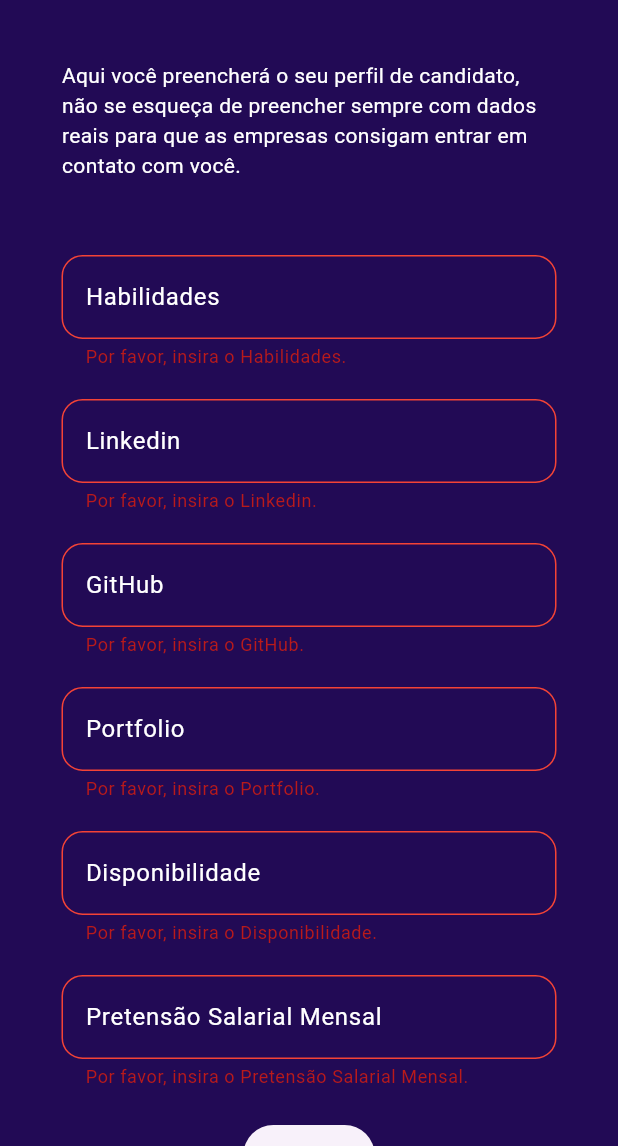
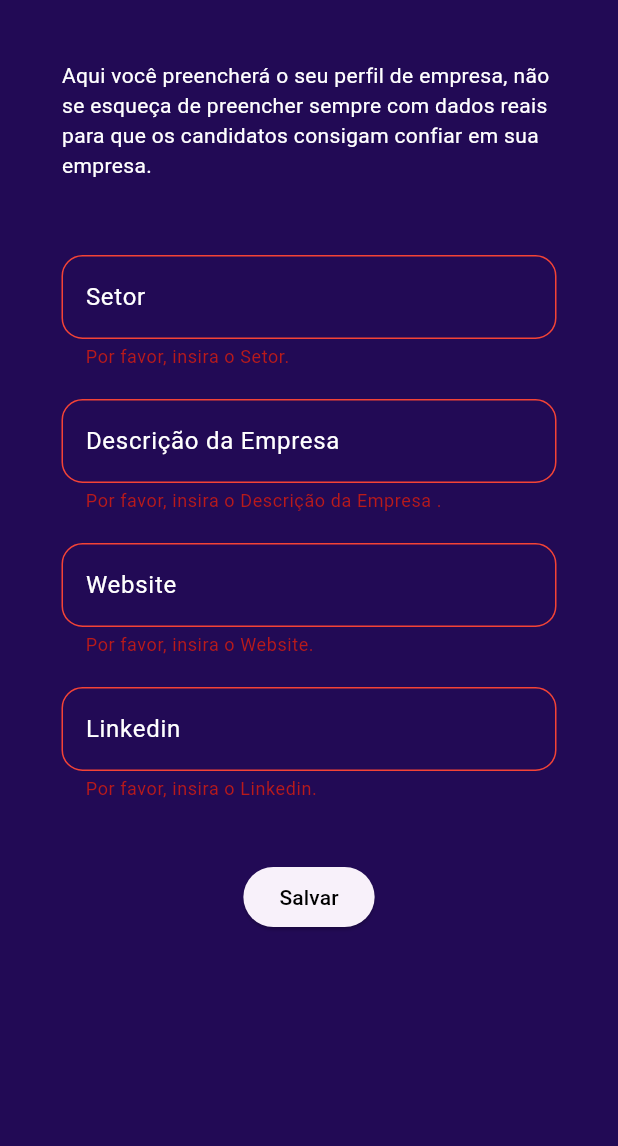
Before and after one commit to ViniciusG1403/conecta-trabalho-app, a Flutter app: the PerfilEmpresaRegistro screen opened by its route, after a tap on "Salvar", on a phone screen of 412 x 824 dp, the part 90-1236 px from its top. Run offline on Flutter 3.47's test engine with Material 3 defaults, Android fonts, the phone set to English and light mode, and no system bars; our stand-ins replace flutter_masked_text2, go_router, shared_preferences; accounts and stored records are empty.

Commit message:
Adiciona registro para perfil da empresa

```diff
--- a/lib/core/environment.dart
+++ b/lib/core/environment.dart
@@ -5,6 +5,7 @@ late String loginUrl = '$route/auth/login';
 late String activeUserUrl = '$route/usuario/ativar/';
 late String userUrl = '$route/usuario';
 late String candidatoUrl = '$route/candidato';
+late String empresaUrl = '$route/empresa';
 late String viaCepUrl = 'https://viacep.com.br/ws/';
 
 //Routes for the API - Android
--- /dev/null
+++ b/lib/pages/register/models/perfil-empresa-registro-model.dart
@@ -0,0 +1,18 @@
+class Empresa {
+  String idUsuario;
+  String setor;
+  String descricao;
+  String website;
+  String linkedin;
+
+  Empresa(
+      this.idUsuario, this.setor, this.descricao, this.website, this.linkedin);
+
+  Map<String, dynamic> toJson() => {
+        'idUsuario': idUsuario,
+        'setor': setor,
+        'descricao': descricao,
+        'website': website,
+        'linkedin': linkedin,
+      };
+}
--- a/lib/pages/register/perfil-empresa-registro.dart
+++ b/lib/pages/register/perfil-empresa-registro.dart
@@ -1,4 +1,5 @@
 import 'package:conectatrabalho/pages/register/models/perfil-candidato-registro-model.dart';
+import 'package:conectatrabalho/pages/register/models/perfil-empresa-registro-model.dart';
 import 'package:conectatrabalho/pages/register/services/profiles-service.dart';
 import 'package:flutter/material.dart';
 import 'package:flutter_masked_text2/flutter_masked_text2.dart';
@@ -14,43 +15,31 @@ class PerfilEmpresaRegistro extends StatefulWidget {
 }
 
 class _PerfilEmpresaRegistroState extends State<PerfilEmpresaRegistro> {
-  late TextEditingController _habilidadesController;
+  late TextEditingController _setorController;
+  late TextEditingController _descricaoController;
+  late TextEditingController _websiteController;
   late TextEditingController _linkedinController;
-  late TextEditingController _githubController;
-  late TextEditingController _portfolioController;
-  late TextEditingController _disponibilidadeController;
-  late TextEditingController _pretensaoSalarialController;
   final _formKey = GlobalKey<FormState>();
 
   @override
   void initState() {
-    _habilidadesController = TextEditingController(text: "");
+    _setorController = TextEditingController(text: "");
+    _descricaoController = TextEditingController(text: "");
+    _websiteController = TextEditingController(text: "");
     _linkedinController = TextEditingController(text: "");
-    _githubController = TextEditingController(text: "");
-    _portfolioController = TextEditingController(text: "");
-    _disponibilidadeController = TextEditingController(text: "");
-    _pretensaoSalarialController =
-        MaskedTextController(mask: "R\$ 000.000,00'", text: "");
     super.initState();
   }
 
   void _registerWorkerProfile() {
     if (_formKey.currentState!.validate()) {
-      num pretensaoSalarial = num.parse(_pretensaoSalarialController.text
-          .replaceAll("R\$", "")
-          .replaceAll(".", "")
-          .replaceAll(",", ".")
-          .replaceAll("'", ""));
-      Candidato candidato = Candidato(
+      Empresa empresa = Empresa(
           '',
-          _habilidadesController.text,
-          _linkedinController.text,
-          _githubController.text,
-          _portfolioController.text,
-          _disponibilidadeController.text,
-          pretensaoSalarial);
+          _setorController.text,
+          _descricaoController.text,
+          _websiteController.text,
+          _linkedinController.text);
 
-      registrarCandidato(candidato).then((value) {
+      registrarEmpresa(empresa).then((value) {
         if (value == "Preenchimento de perfil realizado com sucesso") {
           context.go("/home");
         } else {
@@ -110,7 +99,7 @@ class _PerfilEmpresaRegistroState extends State<PerfilEmpresaRegistro> {
                 SizedBox(
                   width: screenSize.width * 0.8,
                   child: const Text(
-                    "Aqui você preencherá o seu perfil de candidato, não se esqueça de preencher sempre com dados reais para que as empresas consigam entrar em contato com você.",
+                    "Aqui você preencherá o seu perfil de empresa, não se esqueça de preencher sempre com dados reais para que os candidatos consigam confiar em sua empresa.",
                     style: TextStyle(color: Colors.white),
                   ),
                 ),
@@ -118,8 +107,24 @@ class _PerfilEmpresaRegistroState extends State<PerfilEmpresaRegistro> {
                   height: 50,
                 ),
                 _buildTextField(
-                  _habilidadesController,
-                  "Habilidades",
+                  _setorController,
+                  "Setor",
+                  "Setor é obrigatório",
+                ),
+                const SizedBox(
+                  height: 20,
+                ),
+                _buildTextField(
+                  _descricaoController,
+                  "Descrição da Empresa	",
+                  "Descrição é obrigatória",
+                ),
+                const SizedBox(
+                  height: 20,
+                ),
+                _buildTextField(
+                  _websiteController,
+                  "Website",
                   "",
                 ),
                 const SizedBox(
@@ -132,35 +137,6 @@ class _PerfilEmpresaRegistroState extends State<PerfilEmpresaRegistro> {
                 ),
                 const SizedBox(
                   height: 20,
-                ),
-                _buildTextField(
-                  _githubController,
-                  "GitHub",
-                  "",
-                ),
-                const SizedBox(
-                  height: 20,
-                ),
-                _buildTextField(
-                  _portfolioController,
-                  "Portfolio",
-                  "",
-                ),
-                const SizedBox(
-                  height: 20,
-                ),
-                _buildTextField(
-                  _disponibilidadeController,
-                  "Disponibilidade",
-                  "A disponibilidade é obrigatória.",
-                ),
-                const SizedBox(
-                  height: 20,
-                ),
-                _buildTextField(
-                  _pretensaoSalarialController,
-                  "Pretensão Salarial Mensal",
-                  "A pretensão salarial é obrigatória.",
                 ),
                 const SizedBox(
                   height: 20,
--- a/lib/pages/register/services/profiles-service.dart
+++ b/lib/pages/register/services/profiles-service.dart
@@ -1,6 +1,7 @@
 import 'dart:convert';
 import 'package:conectatrabalho/core/environment.dart';
 import 'package:conectatrabalho/pages/register/models/perfil-candidato-registro-model.dart';
+import 'package:conectatrabalho/pages/register/models/perfil-empresa-registro-model.dart';
 import 'package:conectatrabalho/pages/register/models/register-model.dart';
 import 'package:http/http.dart' as http;
 import 'package:shared_preferences/shared_preferences.dart';
@@ -40,3 +41,26 @@ String? _extractErrorMessage(Map<String, dynamic> jsonResponse) {
   }
   return null;
 }
+
+Future<String> registrarEmpresa(Empresa empresa) async {
+  SharedPreferences prefs = await SharedPreferences.getInstance();
+
+  empresa.idUsuario = prefs.getString('uidUsuario') ?? "";
+
+  var url = Uri.parse(empresaUrl);
+  var response = await http.post(url,
+      headers: {
+        "Content-Type": "application/json",
+        "Authorization": "Bearer ${prefs.getString('accessToken')}"
+      },
+      body: json.encode(empresa.toJson()));
+
+  if (response.statusCode != 201) {
+    var jsonResponse = json.decode(response.body);
+    var errorMessage = _extractErrorMessage(jsonResponse);
+    return errorMessage ??
+        "Ocorreu um erro ao preencher o perfil, tente novamente";
+  } else {
+    return "Preenchimento de perfil realizado com sucesso";
+  }
+}
```
